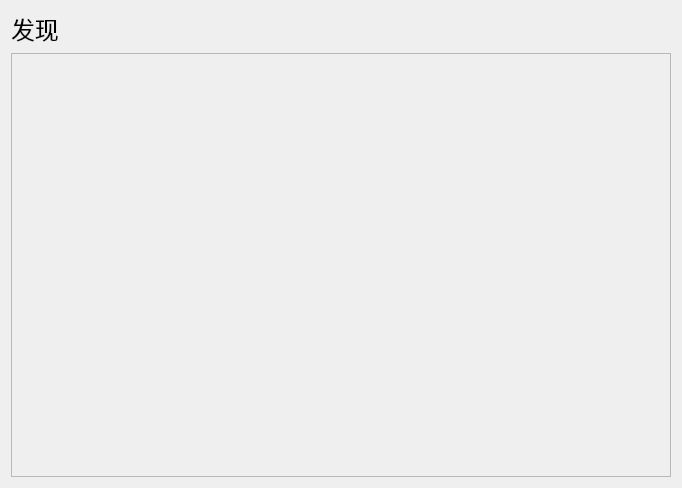
Qt form Flight_System/DiscoveryPage.ui (gywcs101/qt_flight_booking_system) before a commit.
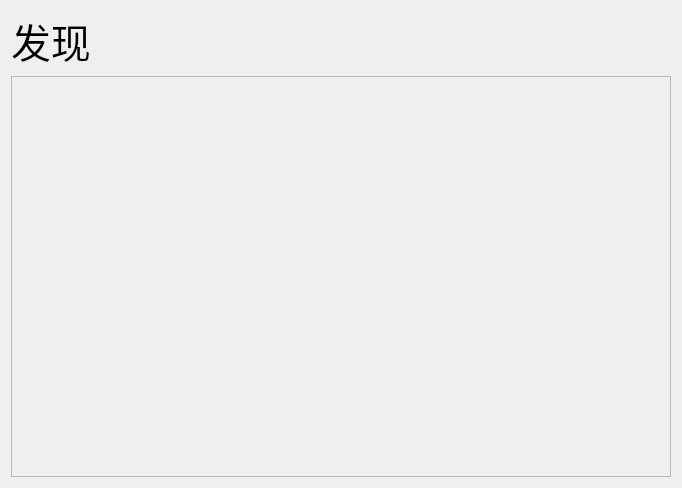
The same form after that commit.

Patch:
```diff
--- a/Flight_System/DiscoveryPage.ui
+++ b/Flight_System/DiscoveryPage.ui
@@ -16,7 +16,7 @@
      <property name="font">
       <font>
        <family>华文琥珀</family>
-       <pointsize>18</pointsize>
+       <pointsize>30</pointsize>
       </font>
      </property>
      <property name="text">
@@ -35,7 +35,7 @@
         <x>0</x>
         <y>0</y>
         <width>658</width>
-        <height>426</height>
+        <height>405</height>
        </rect>
       </property>
       <layout class="QGridLayout" name="gridLayout"/>
```
